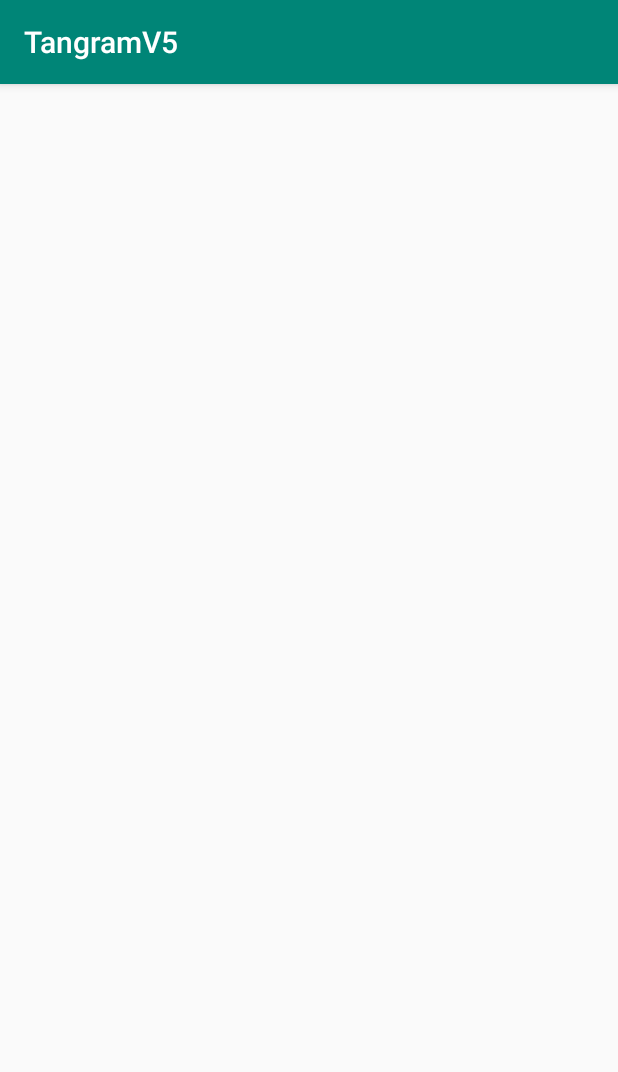
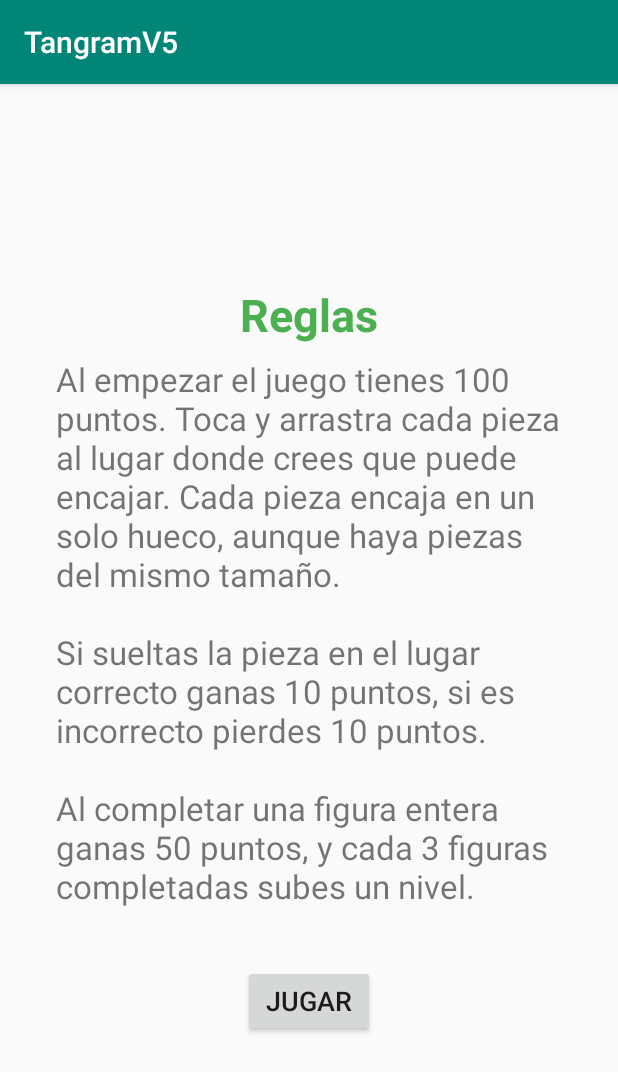
Before and after one commit to cdejuana/Tangram-Game, an Android app: the Instrucciones screen opened directly, with no data from a screen before it, on a phone screen of 412 x 824 dp. Shown: the top 1072 px of the screen. Run offline under Robolectric (Android 15) with nearby library versions, the phone set to English and light mode, and no system bars.

Commit message:
texto instrucciones

```diff
--- a/app/src/main/java/com/dawmi2/tangramv6/TangramActivity.java
+++ b/app/src/main/java/com/dawmi2/tangramv6/TangramActivity.java
@@ -499,7 +499,7 @@ public class TangramActivity extends AppCompatActivity {
         sonidoCambiaSiguiente.start();
         listaPiezasColocadas.clear();
         piezasColocadas = 0;
-        puntuacion += 100;
+        puntuacion += 50;
         tv_puntuacion.setText(Integer.toString(puntuacion));
         if (indiceFiguras == 2){
             nivel++;
--- a/app/src/main/res/layout/activity_instrucciones.xml
+++ b/app/src/main/res/layout/activity_instrucciones.xml
@@ -6,4 +6,45 @@
     android:layout_height="match_parent"
     tools:context=".Instrucciones">
 
+    <TextView
+        android:id="@+id/textView"
+        android:layout_width="wrap_content"
+        android:layout_height="wrap_content"
+        android:text="@string/tv_instrucciones_encabezado"
+        android:textColor="#4CAF50"
+        android:textSize="30sp"
+        android:textStyle="bold"
+        app:layout_constraintBottom_toTopOf="@+id/textView2"
+        app:layout_constraintEnd_toEndOf="parent"
+        app:layout_constraintHorizontal_bias="0.5"
+        app:layout_constraintStart_toStartOf="parent"
+        app:layout_constraintTop_toTopOf="parent"
+        app:layout_constraintVertical_chainStyle="packed" />
+
+    <TextView
+        android:id="@+id/textView2"
+        android:layout_width="338dp"
+        android:layout_height="389dp"
+        android:layout_marginTop="8dp"
+        android:text="@string/tv_instrucciones"
+        android:textAlignment="viewStart"
+        android:textSize="22sp"
+        app:layout_constraintBottom_toTopOf="@+id/bt_jugar"
+        app:layout_constraintEnd_toEndOf="parent"
+        app:layout_constraintHorizontal_bias="0.5"
+        app:layout_constraintStart_toStartOf="parent"
+        app:layout_constraintTop_toBottomOf="@+id/textView" />
+
+    <Button
+        android:id="@+id/bt_jugar"
+        android:layout_width="wrap_content"
+        android:layout_height="wrap_content"
+        android:layout_marginTop="16dp"
+        android:text="@string/bt_jugar"
+        android:textSize="18sp"
+        app:layout_constraintBottom_toBottomOf="parent"
+        app:layout_constraintEnd_toEndOf="parent"
+        app:layout_constraintHorizontal_bias="0.5"
+        app:layout_constraintStart_toStartOf="parent"
+        app:layout_constraintTop_toBottomOf="@+id/textView2" />
 </androidx.constraintlayout.widget.ConstraintLayout>
--- a/app/src/main/res/values/strings.xml
+++ b/app/src/main/res/values/strings.xml
@@ -1,6 +1,6 @@
 <resources>
     <string name="app_name">TangramV5</string>
-    <string name="bt_comenzar">Comenzar juego</string>
+    <string name="bt_comenzar">Comenzar</string>
     <string name="tv_txt_figuras_completadas">Figuras\ncompletadas</string>
     <string name="tv_n_figuras_completadas">0</string>
     <string name="tv_ultima_figura">¡Has llegado al final del juego!</string>
@@ -12,4 +12,11 @@
     <string name="tv_n_nivel">1</string>
     <string name="bt_siguiente">siguiente figura</string>
     <string name="tv_texto_figura">Casa</string>
+    <string name="tv_instrucciones_encabezado">Reglas</string>
+    <string name="tv_instrucciones">
+        Al empezar el juego tienes 100 puntos. Toca y arrastra cada pieza al lugar donde crees que puede encajar. Cada pieza encaja en un solo hueco, aunque haya piezas del mismo tamaño.\n
+        \nSi sueltas la pieza en el lugar correcto ganas 10 puntos, si es incorrecto pierdes 10 puntos.\n
+        \nAl completar una figura entera ganas 50 puntos, y cada 3 figuras completadas subes un nivel.
+    </string>
+    <string name="bt_jugar">Jugar</string>
 </resources>
```
